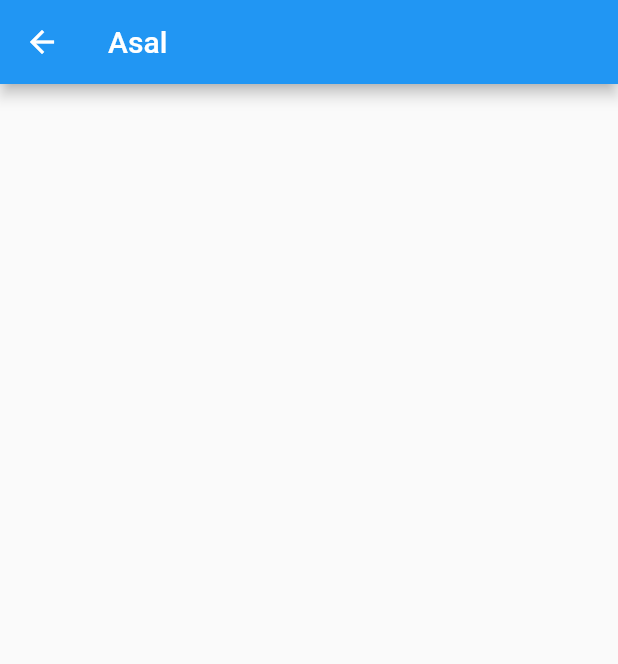
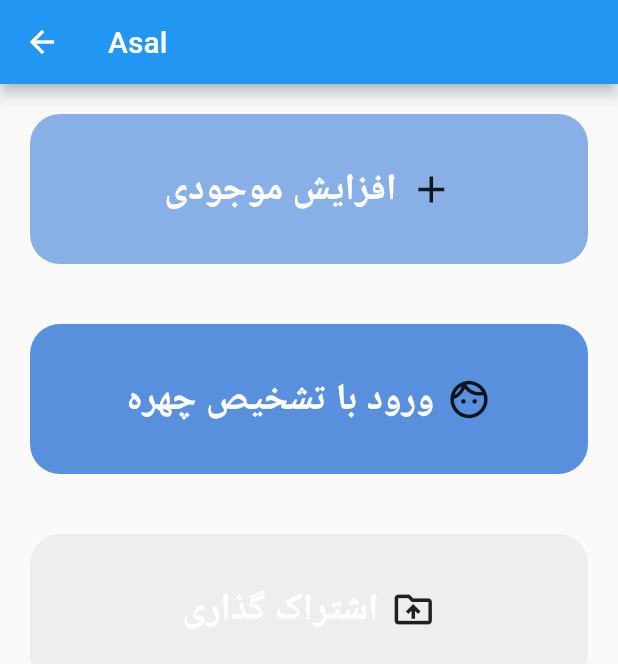
Before and after one commit to aliazimoshan/BluBank, a Flutter app: the AsalScreen screen opened directly, on a phone screen of 412 x 824 dp. Shown: the top 664 px of the screen. Run offline on Flutter 3.47's test engine with Material 2 defaults, Android fonts, the light colour scheme and no system bars.

Commit message:
add buttom_widget for 'Increase inventory','Login with face recognition',and 'share'

```diff
--- a/lib/view/screens/asal/asalScreen.dart
+++ b/lib/view/screens/asal/asalScreen.dart
@@ -1,3 +1,5 @@
+import 'package:blubank/constant/colors.dart';
+import 'package:blubank/view/widgets/button_widget.dart';
 import 'package:flutter/material.dart';
 
 class AsalScreen extends StatelessWidget {
@@ -9,6 +11,28 @@ class AsalScreen extends StatelessWidget {
       appBar: AppBar(
         title: Text("Asal"),
       ),
+      body: Column(
+        children: [
+          buttomwidget(
+            title: "افزایش موجودی",
+            color: Colors.white,
+            backgroundColor: BluColor.primaryColor.withOpacity(0.7),
+            icons: Icons.add,
+          ),
+          buttomwidget(
+            title: "ورود با تشخیص چهره",
+            color: Colors.white,
+            backgroundColor: BluColor.primaryColor,
+            icons: Icons.face_unlock_outlined,
+          ),
+          buttomwidget(
+            title: "اشتراک گذاری",
+            color: BluColor.primaryColor,
+            backgroundColor:Colors.grey[200],
+            icons:( Icons.drive_folder_upload_outlined),
+          ),
+        ],
+      ),
     );
   }
 }
--- /dev/null
+++ b/lib/view/widgets/button_widget.dart
@@ -0,0 +1,79 @@
+import 'dart:ui';
+
+import 'package:blubank/constant/colors.dart';
+import 'package:blubank/constant/dimensions.dart';
+import 'package:flutter/material.dart';
+
+// ignore: camel_case_types
+class buttomwidget extends StatelessWidget {
+  final String title;
+  final Widget? route;
+  final Color? textColor;
+  final Color? backgroundColor;
+  final Opacity? opacity;
+  final IconData  icons;
+  final Color? iconcolor;
+
+
+
+  const buttomwidget({
+    required this.title,
+    this.route,
+    this.textColor,
+    this.backgroundColor,
+    this.opacity,
+    required this.icons,
+    this.iconcolor,
+
+
+  });
+
+  @override
+  Widget build(BuildContext context) {
+    return InkWell(
+      onTap: () {
+        if (route != null) {
+          Navigator.push(
+            context,
+            MaterialPageRoute(
+              builder: (context) => route!,
+            ),
+          );
+        } else {
+          print("No route to go");
+        }
+      },
+      child: Container(
+        margin: EdgeInsets.all(20),
+
+        width: BluDimensions.width(context),
+        height: 100,
+        decoration: BoxDecoration(
+
+          color: backgroundColor ?? BluColor.primaryColor,
+          borderRadius: BorderRadius.circular(20),
+        ),
+        child: Row(
+          mainAxisAlignment: MainAxisAlignment.center,
+          children: [
+             Text(
+            title,
+            style: TextStyle(
+              color: textColor ?? Colors.white,
+              fontSize: 25,
+              fontWeight: FontWeight.bold,
+            ),
+          ), SizedBox(width: 8,),
+          Icon(
+            icons,
+            size: 30,
+            color:textColor,
+           ),
+
+
+          ],
+        )
+      ),
+    );
+  }
+}
```
